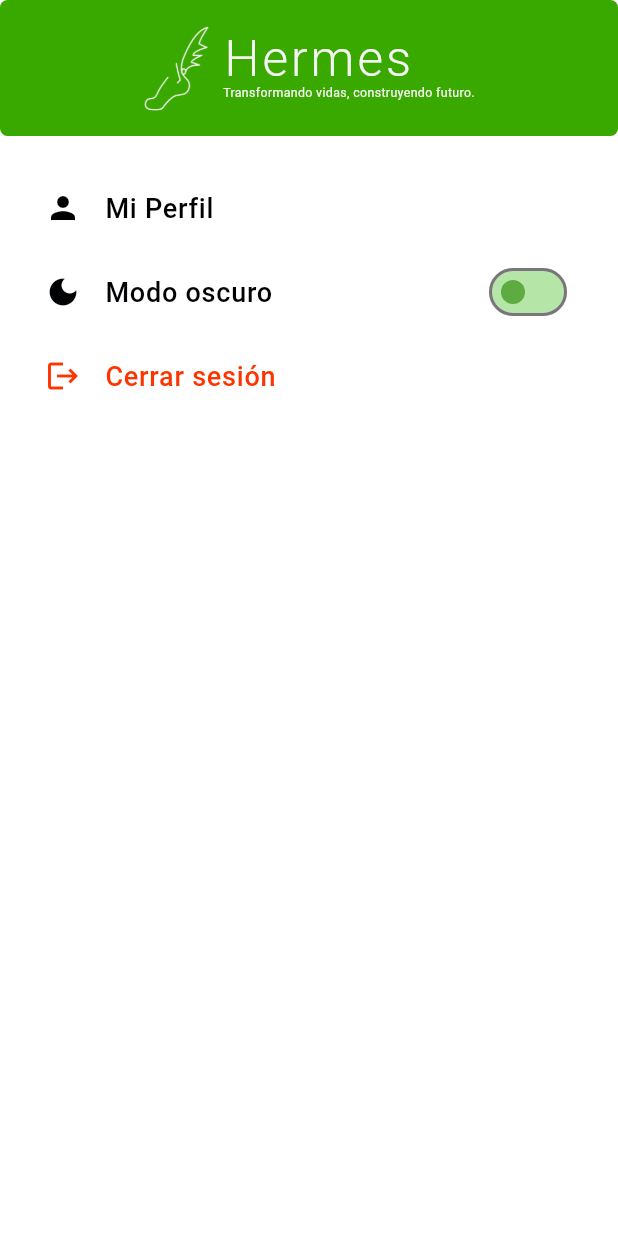
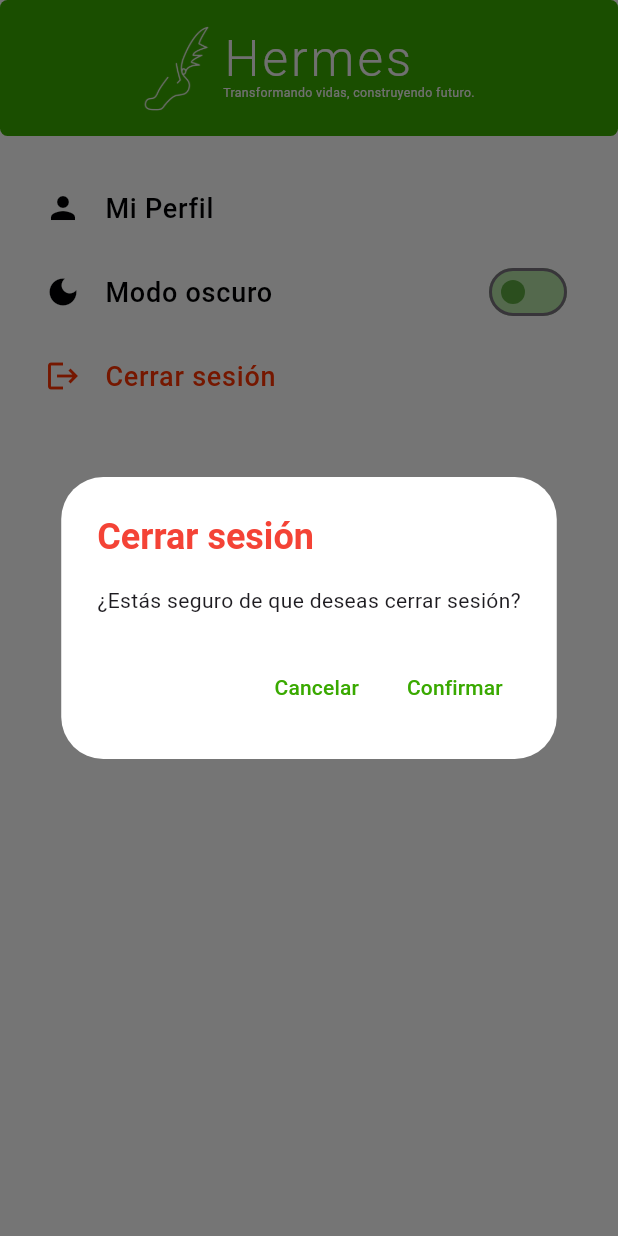
Before and after one commit to senaFactory/appHermes, a Flutter app: the Myaccountpage screen opened directly, after a tap on "Cerrar sesión", on a phone screen of 412 x 824 dp. Run offline on Flutter 3.47's test engine with Material 3 defaults, Android fonts, the phone set to English and light mode, and no system bars; our stand-ins replace curved_navigation_bar, flutter_secure_storage, image_picker, jwt_decoder, pretty_qr_code, shared_preferences; accounts and stored records are empty; network calls fail.

Commit message:
Cierre de sesion implementado

```diff
--- a/lib/pages/profile/my_account_page.dart
+++ b/lib/pages/profile/my_account_page.dart
@@ -1,7 +1,9 @@
 import 'package:flutter/material.dart';
+import 'package:maqueta/pages/auth/login_page.dart';
 import 'package:maqueta/pages/profile/profile_page.dart';
 import 'package:maqueta/services/card_service.dart';
 import 'package:maqueta/models/user.dart';
+import 'package:maqueta/providers/token_storage.dart'; // Importa TokenStorage
 import 'package:maqueta/widgets/home_app_bar.dart';
 
 class Myaccountpage extends StatefulWidget {
@@ -12,25 +14,67 @@ class Myaccountpage extends StatefulWidget {
 }
 
 class _MyaccountpageState extends State<Myaccountpage> {
-  bool isDarkMode = false; // Estado del modo oscuro
-  final CardService _peopleService =
-      CardService(); // Instancia del servicio
-  User? user; // Almacena los datos del usuario
+  bool isDarkMode = false;
+  final CardService _peopleService = CardService();
+  User? user;
 
   @override
   void initState() {
     super.initState();
-    _fetchUserData(); // Llamar a la función para obtener los datos al iniciar
+    _fetchUserData();
   }
 
-  // Función para obtener los datos del usuario
   Future<void> _fetchUserData() async {
-    User? fetchedUser =
-        await _peopleService.getUser(); // Puedes cambiar el ID dinámicamente
+    User? fetchedUser = await _peopleService.getUser();
+    setState(() {
+      user = fetchedUser;
+    });
+  }
 
-    setState(() {
-      user = fetchedUser; // Actualiza el estado con el usuario obtenido
-    });
+  Future<void> _logout() async {
+    await TokenStorage().deleteToken();
+    Navigator.pushReplacement(
+      context,
+      MaterialPageRoute(builder: (context) => const LoginPage()),
+    );
+  }
+
+  // Muestra un diálogo de confirmación antes de cerrar sesión
+  void _showLogoutConfirmationDialog() {
+    showDialog(
+      context: context,
+      builder: (BuildContext context) {
+        return AlertDialog(
+          backgroundColor: Colors.white,
+          title: const Text(
+            'Cerrar sesión',
+            style: TextStyle(color: Colors.red, fontWeight: FontWeight.bold),
+          ),
+          content: const Text(
+            '¿Estás seguro de que deseas cerrar sesión?',
+          ),
+          actions: [
+            TextButton(
+              onPressed: () => Navigator.of(context).pop(), // Cierra el diálogo
+              child: const Text(
+                'Cancelar',
+                style: TextStyle(color: Color(0xFF39A900)),
+              ),
+            ),
+            TextButton(
+              onPressed: () {
+                Navigator.of(context).pop(); // Cierra el diálogo
+                _logout(); // Llama a la función de cierre de sesión
+              },
+              child: const Text(
+                'Confirmar',
+                style: TextStyle(color: Color(0xFF39A900)),
+              ),
+            ),
+          ],
+        );
+      },
+    );
   }
 
   @override
@@ -46,8 +90,7 @@ class _MyaccountpageState extends State<Myaccountpage> {
                 child: Column(
                   children: [
                     ListTile(
-                      leading:
-                          const Icon(Icons.person, color: Color(0xFF000102)),
+                      leading: const Icon(Icons.person, color: Color(0xFF000102)),
                       title: const Text(
                         "Mi Perfil",
                         style: TextStyle(
@@ -56,8 +99,7 @@ class _MyaccountpageState extends State<Myaccountpage> {
                           color: Color(0xFF000102),
                         ),
                       ),
-                      contentPadding:
-                          const EdgeInsets.symmetric(horizontal: 30),
+                      contentPadding: const EdgeInsets.symmetric(horizontal: 30),
                       onTap: () {
                         Navigator.push(
                           context,
@@ -68,8 +110,7 @@ class _MyaccountpageState extends State<Myaccountpage> {
                       },
                     ),
                     ListTile(
-                      leading:
-                          const Icon(Icons.dark_mode, color: Color(0xFF000102)),
+                      leading: const Icon(Icons.dark_mode, color: Color(0xFF000102)),
                       title: const Text(
                         "Modo oscuro",
                         style: TextStyle(
@@ -78,8 +119,7 @@ class _MyaccountpageState extends State<Myaccountpage> {
                           color: Color(0xFF000102),
                         ),
                       ),
-                      contentPadding:
-                          const EdgeInsets.symmetric(horizontal: 30),
+                      contentPadding: const EdgeInsets.symmetric(horizontal: 30),
                       trailing: Switch(
                         value: isDarkMode,
                         onChanged: (value) {
@@ -87,12 +127,10 @@ class _MyaccountpageState extends State<Myaccountpage> {
                             isDarkMode = value;
                           });
                         },
-                        inactiveThumbColor:
-                            const Color.fromARGB(255, 93, 171, 65),
+                        inactiveThumbColor: const Color.fromARGB(255, 93, 171, 65),
                         inactiveTrackColor: const Color(0xFFB6E5A8),
                         activeColor: const Color.fromARGB(167, 0, 49, 77),
-                        activeTrackColor:
-                            const Color.fromARGB(255, 198, 197, 249),
+                        activeTrackColor: const Color.fromARGB(255, 198, 197, 249),
                       ),
                     ),
                     ListTile(
@@ -108,11 +146,8 @@ class _MyaccountpageState extends State<Myaccountpage> {
                           color: Color.fromARGB(255, 255, 51, 0),
                         ),
                       ),
-                      contentPadding:
-                          const EdgeInsets.symmetric(horizontal: 30),
-                      onTap: () {
-                        // Lógica para cerrar sesión
-                      },
+                      contentPadding: const EdgeInsets.symmetric(horizontal: 30),
+                      onTap: _showLogoutConfirmationDialog, // Llama al diálogo de confirmación
                     ),
                   ],
                 ),
```
